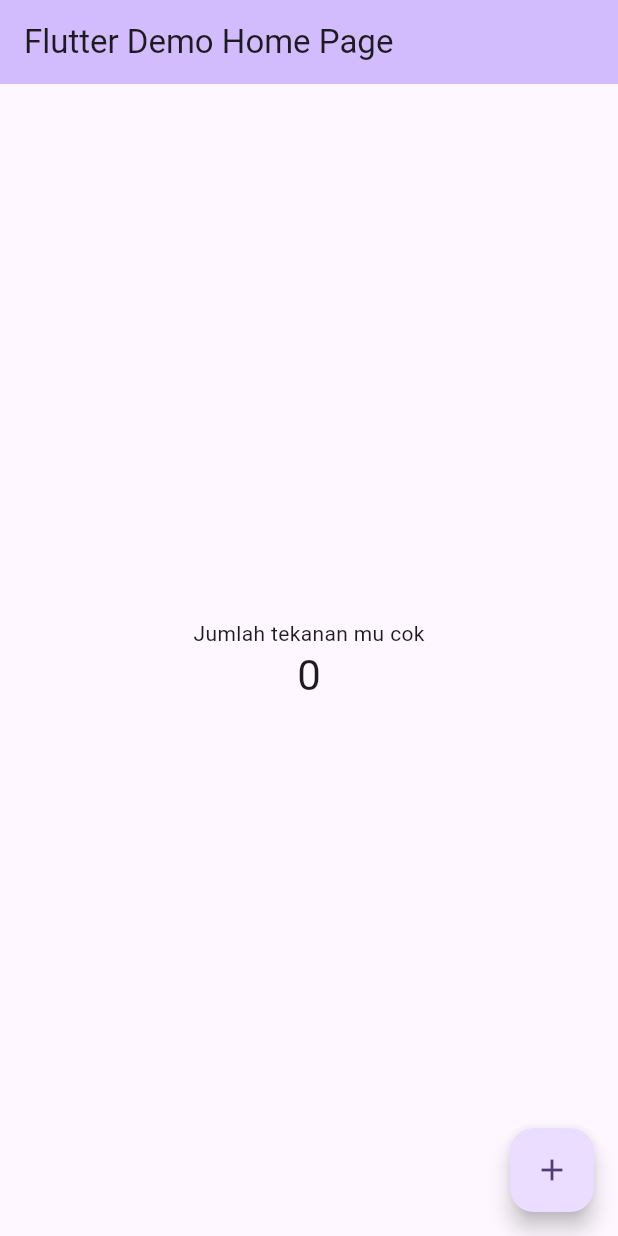
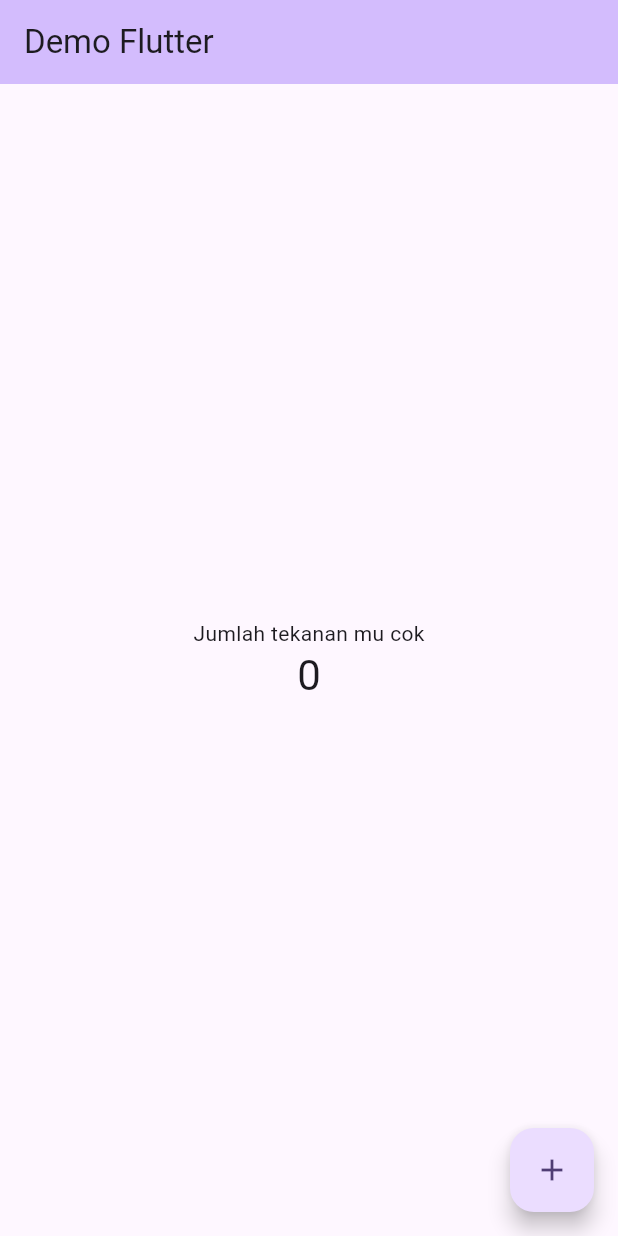
Before and after one commit to Ambi-Andiswar/Segarku, a Flutter app: the screen it shows after launch, on a phone screen of 412 x 824 dp. Run offline on Flutter 3.47's test engine with Material 3 defaults, Android fonts, the light colour scheme and no system bars.

Commit message:
percobaan update branch

```diff
--- a/segarku/lib/main.dart
+++ b/segarku/lib/main.dart
@@ -31,7 +31,7 @@
         colorScheme: ColorScheme.fromSeed(seedColor: Colors.deepPurple),
         useMaterial3: true,
       ),
-      home: const MyHomePage(title: 'Flutter Demo Home Page'),
+      home: const MyHomePage(title: 'Demo Flutter'),
     );
   }
 }
```
